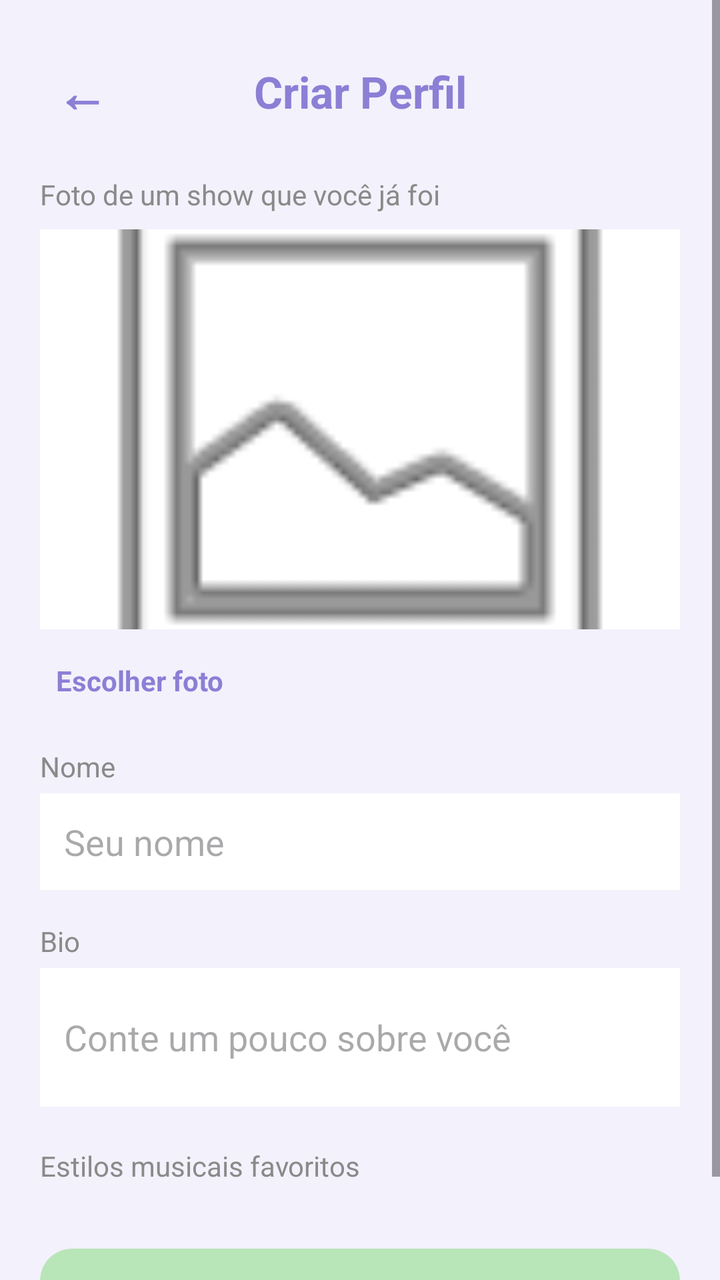
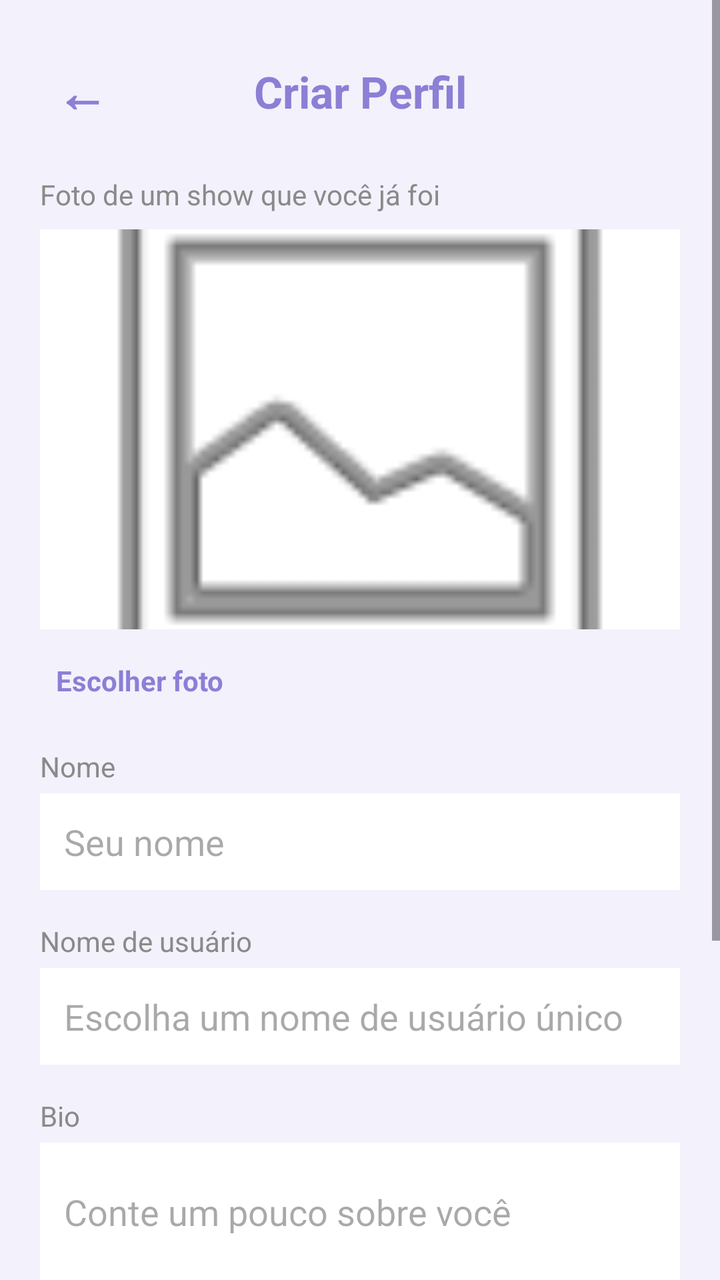

Screens rendered from an Android XML layout before and after an edit, with the pre-edit source and the edit as a unified diff.
<!-- AndroidManifest.xml: activity theme Theme.MeetBeat -->
<!-- res/layout/activity_cadastro.xml -->
<?xml version="1.0" encoding="utf-8"?>
<ScrollView xmlns:android="http://schemas.android.com/apk/res/android"
    android:layout_width="match_parent"
    android:layout_height="match_parent"
    android:background="@color/purple_light">

    <LinearLayout
        android:layout_width="match_parent"
        android:layout_height="wrap_content"
        android:orientation="vertical"
        android:padding="20dp">

        <LinearLayout
            android:layout_width="match_parent"
            android:layout_height="wrap_content"
            android:orientation="horizontal"
            android:gravity="center_vertical"
            android:paddingBottom="16dp">

            <TextView
                android:id="@+id/btnVoltarCadastro"
                android:layout_width="wrap_content"
                android:layout_height="wrap_content"
                android:text="←"
                android:textSize="26sp"
                android:textColor="@color/purple_primary"
                android:textStyle="bold"
                android:padding="8dp"
                android:clickable="true"
                android:focusable="true" />

            <TextView
                android:layout_width="0dp"
                android:layout_height="wrap_content"
                android:layout_weight="1"
                android:text="Criar Perfil"
                android:textColor="@color/purple_primary"
                android:textSize="22sp"
                android:textStyle="bold"
                android:gravity="center" />

            <View
                android:layout_width="42dp"
                android:layout_height="1dp" />

        </LinearLayout>

        
        <TextView
            android:layout_width="wrap_content"
            android:layout_height="wrap_content"
            android:text="Foto de um show que você já foi"
            android:textColor="@color/text_gray"
            android:textSize="14sp" />

        <ImageView
            android:id="@+id/imageFotoSelecionada"
            android:layout_width="match_parent"
            android:layout_height="200dp"
            android:layout_marginTop="8dp"
            android:background="@color/card_background"
            android:scaleType="centerCrop"
            android:src="@android:drawable/ic_menu_gallery" />

        <TextView
            android:id="@+id/btnEscolherFoto"
            android:layout_width="wrap_content"
            android:layout_height="wrap_content"
            android:layout_marginTop="8dp"
            android:text="Escolher foto"
            android:textColor="@color/purple_primary"
            android:textStyle="bold"
            android:padding="8dp"
            android:clickable="true"
            android:focusable="true" />

        
        <TextView
            android:layout_width="wrap_content"
            android:layout_height="wrap_content"
            android:layout_marginTop="16dp"
            android:text="Nome"
            android:textColor="@color/text_gray"
            android:textSize="14sp" />

        <EditText
            android:id="@+id/editNome"
            android:layout_width="match_parent"
            android:layout_height="wrap_content"
            android:background="@color/card_background"
            android:padding="12dp"
            android:layout_marginTop="4dp"
            android:hint="Seu nome" />

        
        <TextView
            android:layout_width="wrap_content"
            android:layout_height="wrap_content"
            android:layout_marginTop="16dp"
            android:text="Bio"
            android:textColor="@color/text_gray"
            android:textSize="14sp" />

        <EditText
            android:id="@+id/editBio"
            android:layout_width="match_parent"
            android:layout_height="wrap_content"
            android:background="@color/card_background"
            android:padding="12dp"
            android:layout_marginTop="4dp"
            android:hint="Conte um pouco sobre você"
            android:minLines="2" />

        
        <TextView
            android:layout_width="wrap_content"
            android:layout_height="wrap_content"
            android:layout_marginTop="20dp"
            android:text="Estilos musicais favoritos"
            android:textColor="@color/text_gray"
            android:textSize="14sp" />

        <LinearLayout
            android:id="@+id/containerGeneros"
            android:layout_width="match_parent"
            android:layout_height="wrap_content"
            android:orientation="vertical"
            android:layout_marginTop="8dp" />

        
        <TextView
            android:id="@+id/btnSalvarCadastro"
            android:layout_width="match_parent"
            android:layout_height="52dp"
            android:layout_marginTop="24dp"
            android:background="@drawable/bg_button_accept"
            android:gravity="center"
            android:text="Criar perfil"
            android:textColor="#27AE60"
            android:textStyle="bold"
            android:textSize="16sp"
            android:clickable="true"
            android:focusable="true" />

    </LinearLayout>

</ScrollView>
<!-- resources referenced by this layout -->
<resources>
  <color name="card_background">#FFFFFF</color>
  <color name="purple_light">#F3F1FB</color>
  <color name="purple_primary">#8B7FD6</color>
  <color name="text_gray">#8A8A8A</color>
  <!-- drawable bg_button_accept (drawable) -->
  <?xml version="1.0" encoding="utf-8"?>
  <shape xmlns:android="http://schemas.android.com/apk/res/android"
      android:shape="rectangle">
      <solid android:color="@color/accept_green" />
      <corners android:radius="16dp" />
  </shape>
  <style name="Theme.MeetBeat" parent="Base.Theme.MeetBeat" />
  <color name="accept_green">#B8E6B8</color>
  <style name="Base.Theme.MeetBeat" parent="Theme.Material3.DayNight.NoActionBar">
          
          
      </style>
</resources>

<!-- the commit's change to res/layout/activity_cadastro.xml (unified diff, before → after) -->
@@ -97,6 +97,25 @@
             android:layout_width="wrap_content"
             android:layout_height="wrap_content"
             android:layout_marginTop="16dp"
+            android:text="Nome de usuário"
+            android:textColor="@color/text_gray"
+            android:textSize="14sp" />
+
+        <EditText
+            android:id="@+id/editUsername"
+            android:layout_width="match_parent"
+            android:layout_height="wrap_content"
+            android:background="@color/card_background"
+            android:padding="12dp"
+            android:layout_marginTop="4dp"
+            android:hint="Escolha um nome de usuário único"
+            android:inputType="text" />
+
+        
+        <TextView
+            android:layout_width="wrap_content"
+            android:layout_height="wrap_content"
+            android:layout_marginTop="16dp"
             android:text="Bio"
             android:textColor="@color/text_gray"
             android:textSize="14sp" />
@@ -110,6 +129,25 @@
             android:layout_marginTop="4dp"
             android:hint="Conte um pouco sobre você"
             android:minLines="2" />
+
+        
+        <TextView
+            android:layout_width="wrap_content"
+            android:layout_height="wrap_content"
+            android:layout_marginTop="16dp"
+            android:text="Senha"
+            android:textColor="@color/text_gray"
+            android:textSize="14sp" />
+
+        <EditText
+            android:id="@+id/editSenhaCadastro"
+            android:layout_width="match_parent"
+            android:layout_height="wrap_content"
+            android:background="@color/card_background"
+            android:padding="12dp"
+            android:layout_marginTop="4dp"
+            android:hint="Crie uma senha"
+            android:inputType="textPassword" />
 
         
         <TextView
